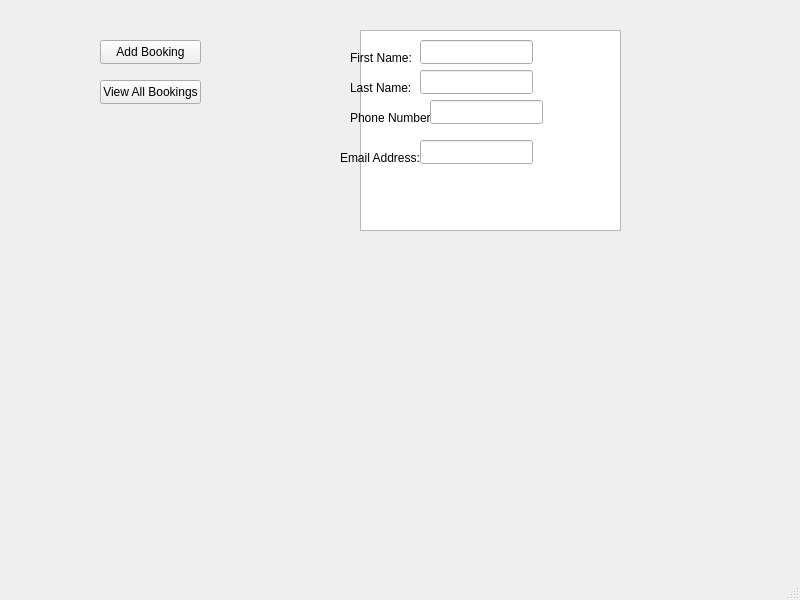
Qt form SquareHackathon/mainwindow.ui (rbrueda/System-of-Style) before a commit.
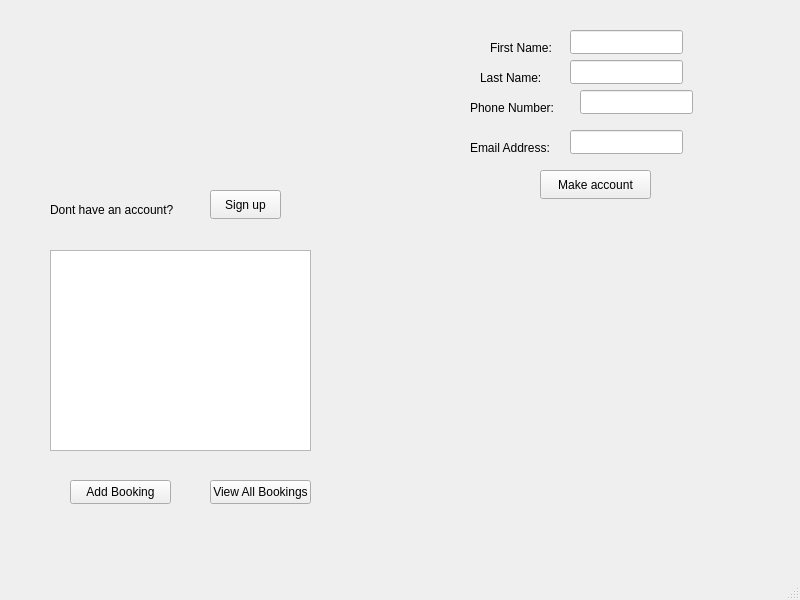
The same form after that commit.

Commit message: made json object for clientMember when signed up

What changed in the file:
```diff
--- a/SquareHackathon/mainwindow.ui
+++ b/SquareHackathon/mainwindow.ui
@@ -266,8 +266,8 @@
      <widget class="QWidget" name="verticalLayoutWidget_2">
       <property name="geometry">
        <rect>
-        <x>330</x>
-        <y>20</y>
+        <x>20</x>
+        <y>240</y>
         <width>261</width>
         <height>201</height>
        </rect>
@@ -281,8 +281,8 @@
      <widget class="QPushButton" name="AddBookingsButton">
       <property name="geometry">
        <rect>
-        <x>70</x>
-        <y>30</y>
+        <x>40</x>
+        <y>470</y>
         <width>101</width>
         <height>24</height>
        </rect>
@@ -294,8 +294,8 @@
      <widget class="QPushButton" name="ViewAllBookings">
       <property name="geometry">
        <rect>
-        <x>70</x>
-        <y>70</y>
+        <x>180</x>
+        <y>470</y>
         <width>101</width>
         <height>24</height>
        </rect>
@@ -307,8 +307,8 @@
      <widget class="QWidget" name="FormWidget" native="true">
       <property name="geometry">
        <rect>
-        <x>290</x>
-        <y>30</y>
+        <x>440</x>
+        <y>20</y>
         <width>231</width>
         <height>191</height>
        </rect>
@@ -316,9 +316,9 @@
       <widget class="QLabel" name="txt_clientfirstName">
        <property name="geometry">
         <rect>
-         <x>30</x>
+         <x>20</x>
          <y>10</y>
-         <width>61</width>
+         <width>81</width>
          <height>16</height>
         </rect>
        </property>
@@ -329,9 +329,9 @@
       <widget class="QLabel" name="txt_clientLastName">
        <property name="geometry">
         <rect>
-         <x>30</x>
+         <x>10</x>
          <y>40</y>
-         <width>61</width>
+         <width>81</width>
          <height>16</height>
         </rect>
        </property>
@@ -342,9 +342,9 @@
       <widget class="QLabel" name="txt_clientPhoneNum">
        <property name="geometry">
         <rect>
-         <x>30</x>
+         <x>0</x>
          <y>70</y>
-         <width>101</width>
+         <width>111</width>
          <height>16</height>
         </rect>
        </property>
@@ -352,12 +352,12 @@
         <string>Phone Number:</string>
        </property>
       </widget>
-      <widget class="QLabel" name="clientEmail">
+      <widget class="QLabel" name="txt_clientEmail">
        <property name="geometry">
         <rect>
-         <x>20</x>
+         <x>0</x>
          <y>110</y>
-         <width>81</width>
+         <width>121</width>
          <height>16</height>
         </rect>
        </property>
@@ -374,6 +374,9 @@
          <height>24</height>
         </rect>
        </property>
+       <property name="readOnly">
+        <bool>false</bool>
+       </property>
       </widget>
       <widget class="QLineEdit" name="lineEdit_2">
        <property name="geometry">
@@ -384,6 +387,9 @@
          <height>24</height>
         </rect>
        </property>
+       <property name="readOnly">
+        <bool>false</bool>
+       </property>
       </widget>
       <widget class="QLineEdit" name="lineEdit_3">
        <property name="geometry">
@@ -394,8 +400,11 @@
          <height>24</height>
         </rect>
        </property>
+       <property name="readOnly">
+        <bool>false</bool>
+       </property>
       </widget>
-      <widget class="QLineEdit" name="lineEdit_4">
+      <widget class="QLineEdit" name="clientEmail">
        <property name="geometry">
         <rect>
          <x>100</x>
@@ -404,7 +413,49 @@
          <height>24</height>
         </rect>
        </property>
+       <property name="readOnly">
+        <bool>false</bool>
+       </property>
       </widget>
+      <widget class="QPushButton" name="makeAccountButton">
+       <property name="geometry">
+        <rect>
+         <x>70</x>
+         <y>140</y>
+         <width>111</width>
+         <height>29</height>
+        </rect>
+       </property>
+       <property name="text">
+        <string>Make account</string>
+       </property>
+      </widget>
+     </widget>
+     <widget class="QLabel" name="txt_outputMessage">
+      <property name="geometry">
+       <rect>
+        <x>20</x>
+        <y>190</y>
+        <width>161</width>
+        <height>20</height>
+       </rect>
+      </property>
+      <property name="text">
+       <string>Dont have an account?</string>
+      </property>
+     </widget>
+     <widget class="QPushButton" name="SignpButton">
+      <property name="geometry">
+       <rect>
+        <x>180</x>
+        <y>180</y>
+        <width>71</width>
+        <height>29</height>
+       </rect>
+      </property>
+      <property name="text">
+       <string>Sign up</string>
+      </property>
      </widget>
     </widget>
     <widget class="QWidget" name="mainMenuView">
```
Left out of the diff: 8 changed lines with no effect on the pictures. The commit also changes 4 other files.
